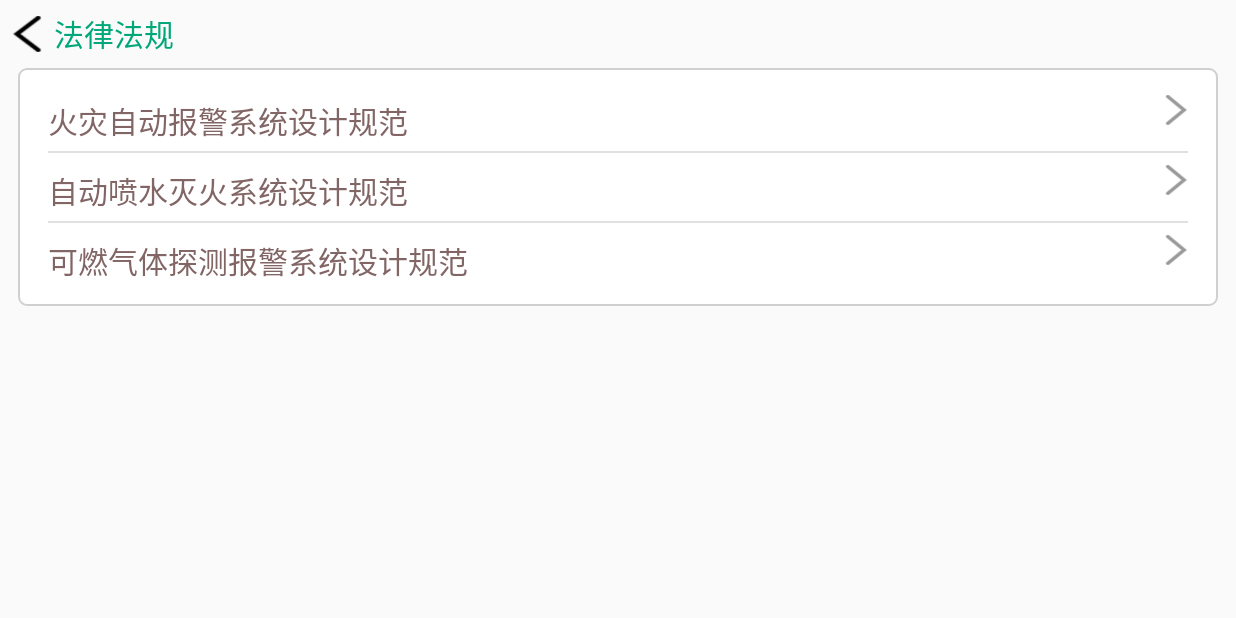
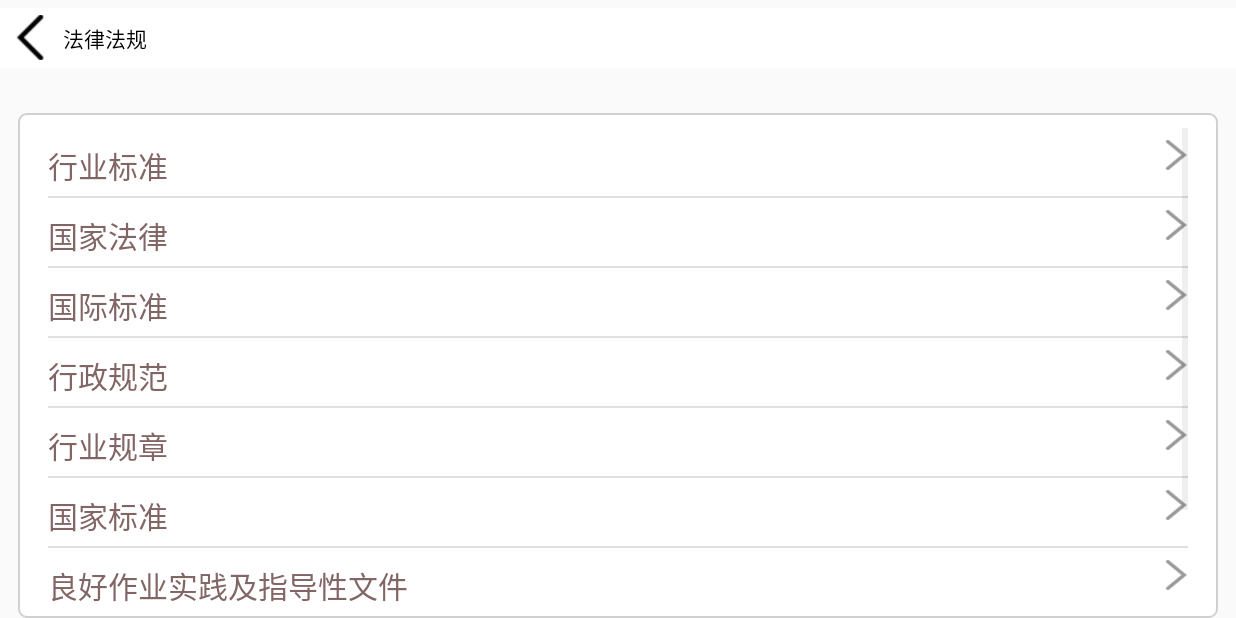
Before and after one commit to fallwd/fire_inspection_APP, an Android app: the RulesActivity screen opened directly, with no data from a screen before it, on a phone screen of 824 x 412 dp (held sideways). Run offline under Robolectric (Android 15) with nearby library versions, the phone set to English and light mode, and no system bars.

Commit message:
拉取代码

```diff
--- a/app/src/main/java/com/hr/fire/inspection/activity/RulesActivity.java
+++ b/app/src/main/java/com/hr/fire/inspection/activity/RulesActivity.java
@@ -8,6 +8,7 @@ import android.view.View;
 import android.widget.AdapterView;
 import android.widget.ListView;
 import android.widget.ImageButton;
+import android.widget.TextView;
 
 import com.hr.fire.inspection.R;
 import com.hr.fire.inspection.adapter.LawItemAdapter;
@@ -23,14 +24,33 @@ public class RulesActivity extends AppCompatActivity {
     protected void onCreate(Bundle savedInstanceState) {
         super.onCreate(savedInstanceState);
         setContentView(R.layout.activity_rules);
-        String str_con = "火灾自动报警系统设计规范";
-        String str_con2 = "自动喷水灭火系统设计规范";
-        String str_con3 = "可燃气体探测报警系统设计规范";
+
+
+        TextView tvInspectionPro = findViewById(R.id.tv_inspection_pro);
+        String text = "法律法规";
+        tvInspectionPro.setText(text);
+
+
+        String str_con = "行业标准";
+        String str_con2 = "国家法律";
+        String str_con3 = "国际标准";
+        String str_con4 = "行政规范";
+        String str_con5 = "行业规章";
+        String str_con6 = "国家标准";
+        String str_con7 = "良好作业实践及指导性文件";
+        String str_con8 = "监管性机构规范性文件";
+        String str_con9 = "其他";
 
         mList = new ArrayList<>();
         mList.add(str_con);
         mList.add(str_con2);
         mList.add(str_con3);
+        mList.add(str_con4);
+        mList.add(str_con5);
+        mList.add(str_con6);
+        mList.add(str_con7);
+        mList.add(str_con8);
+        mList.add(str_con9);
         //列表
         ListView main_list = findViewById(R.id.main_list);
         LawItemAdapter lawItemAdapter = new LawItemAdapter(this);
@@ -52,12 +72,13 @@ public class RulesActivity extends AppCompatActivity {
             }
         });
         // 点击返回上一页
-        ImageButton imageButton = (ImageButton) findViewById(R.id.backHome);
-        imageButton.setOnClickListener(new View.OnClickListener() {
+        TextView textView = (TextView) findViewById(R.id.tv_inspection_pro);
+        textView.setOnClickListener(new View.OnClickListener() {
             @Override
             public void onClick(View v) {
                 finish();
             }
         });
+
     }
 }
--- a/app/src/main/res/layout/activity_rules.xml
+++ b/app/src/main/res/layout/activity_rules.xml
@@ -7,36 +7,39 @@
     android:orientation="vertical"
     tools:context=".activity.RulesActivity">
 
-    <LinearLayout
-        android:layout_width="match_parent"
-        android:layout_height="45dp"
-        android:gravity="center_vertical"
-        android:orientation="horizontal">
+    <!--<LinearLayout-->
+        <!--android:layout_width="match_parent"-->
+        <!--android:layout_height="45dp"-->
+        <!--android:gravity="center_vertical"-->
+        <!--android:orientation="horizontal">-->
 
-        <ImageButton
-            android:id="@+id/backHome"
-            android:layout_width="20dp"
-            android:layout_height="24dp"
-            android:layout_marginLeft="8dp"
-            android:background="@mipmap/left_icon"
-            android:scaleType="fitXY" />
+        <!--<ImageButton-->
+            <!--android:id="@+id/backHome"-->
+            <!--android:layout_width="20dp"-->
+            <!--android:layout_height="24dp"-->
+            <!--android:layout_marginLeft="8dp"-->
+            <!--android:background="@mipmap/left_icon"-->
+            <!--android:scaleType="fitXY" />-->
 
-        <TextView
-            android:id="@+id/account_pwd"
-            android:layout_width="wrap_content"
-            android:layout_height="wrap_content"
-            android:layout_marginLeft="8dp"
-            android:text="@string/laws_regulations"
-            android:textColor="@color/title_green"
-            android:textSize="20dp" />
-        <!--android:textColor="#00A779" />-->
-    </LinearLayout>
+        <!--<TextView-->
+            <!--android:id="@+id/account_pwd"-->
+            <!--android:layout_width="wrap_content"-->
+            <!--android:layout_height="wrap_content"-->
+            <!--android:layout_marginLeft="8dp"-->
+            <!--android:text="@string/laws_regulations"-->
+            <!--android:textColor="@color/title_green"-->
+            <!--android:textSize="20dp" />-->
+        <!--&lt;!&ndash;android:textColor="#00A779" />&ndash;&gt;-->
+    <!--</LinearLayout>-->
 
-       <ListView
+    <include layout="@layout/currency_title" />
+
+   <ListView
         android:id="@+id/main_list"
         android:layout_width="match_parent"
         android:layout_height="wrap_content"
         android:layout_marginLeft="12dp"
         android:layout_marginRight="12dp"
+        android:layout_marginTop="30dp"
         android:background="@drawable/listview_border" />
 </LinearLayout>
```
Also changed, not shown: 1 other file.
